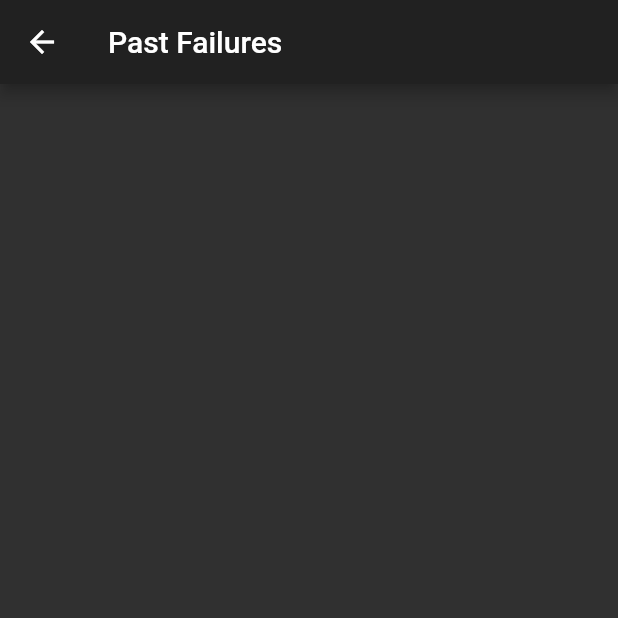
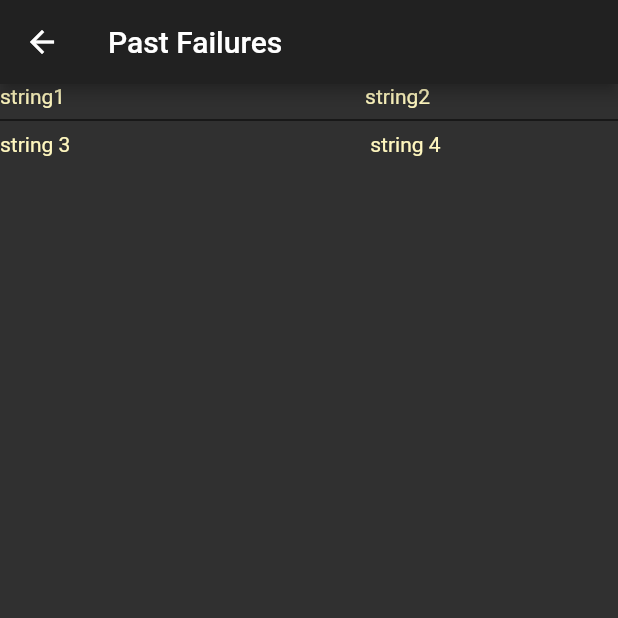
Before and after one commit to HarrisonScarfone/kent_hacks_app, a Flutter app: the PastFailureScreen screen opened directly, on a phone screen of 412 x 824 dp, the top half of it. Run offline on Flutter 3.47's test engine with Material 2 defaults, Android fonts, the light colour scheme and no system bars; our stand-ins replace cloud_firestore, shared_preferences; accounts and stored records are empty; Roboto replaces fonts that are missing (legenddeca).

```diff
--- a/lib/data/Record.dart
+++ b/lib/data/Record.dart
@@ -1,4 +1,4 @@
-class Record{
+class Record {
   final String title;
   final int recordNumber;
   final String unit;
@@ -6,4 +6,24 @@ class Record{
   final int count;
 
   Record(this.title, this.recordNumber, this.unit, this.category, this.count);
+
+  String getTitle() {
+    return title;
+  }
+
+  int getRecordNumber() {
+    return recordNumber;
+  }
+
+  String getUnit(){
+    return unit;
+  }
+
+  String getCateogry(){
+    return category;
+  }
+
+  int getCount(){
+    return count;
+  }
 }
--- a/lib/screens/past_failures_screen.dart
+++ b/lib/screens/past_failures_screen.dart
@@ -14,7 +14,25 @@ class PastFailureScreen extends StatelessWidget {
       ),
       body: Column(
         children: <Widget>[
-
+            Column(
+              children: <Widget>[
+               Row(
+                 children: <Widget>[
+                   Text('string1'),
+                   SizedBox(width: 200),
+                   Text('string2'),
+                 ],
+               ),
+                Divider(color: Colors.black,),
+                Row(
+                  children: <Widget>[
+                    Text('string 3'),
+                    SizedBox(width: 200),
+                    Text('string 4'),
+                  ],
+                )
+              ],
+            )
         ],
       )
     );
```
Also changed, not shown: lib/main.dart (+6 -6 lines), lib/screens/comparison_screen.dart (+36 -10 lines), lib/screens/main_menu_screen.dart (+30 -20 lines).
